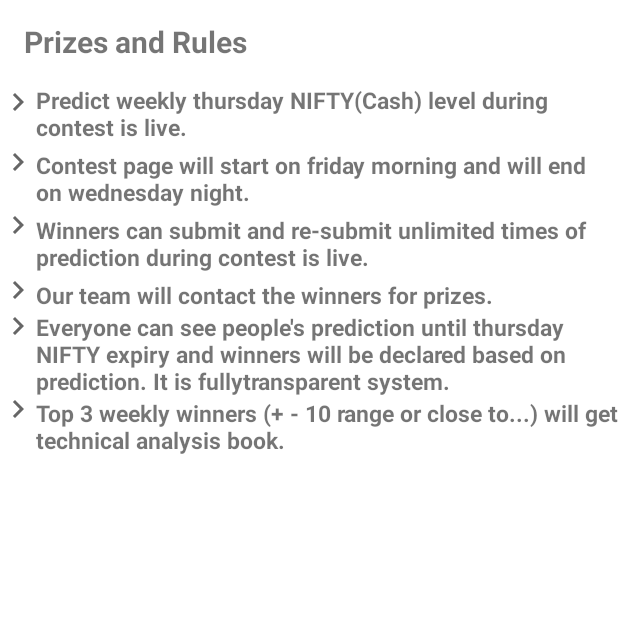
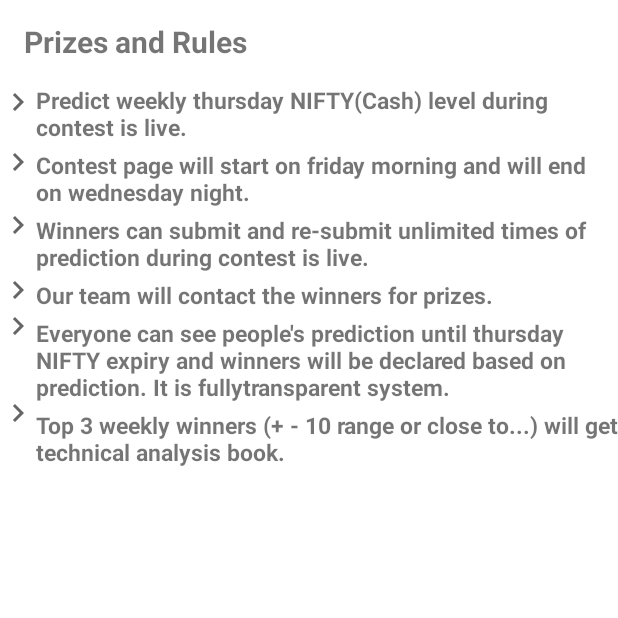
Before and after one commit to sshirin282/Trader, an Android app: the MainActivity4 screen opened directly, with no data from a screen before it, on a phone screen of 412 x 824 dp, the top half of it. Run offline under Robolectric (Android 15) with nearby library versions, the light colour scheme and no system bars.

Commit message:
stock market

```diff
--- a/app/src/main/res/layout/activity_main4.xml
+++ b/app/src/main/res/layout/activity_main4.xml
@@ -94,6 +94,7 @@
         android:textSize="15dp"
         android:textStyle="bold"
         android:id="@+id/textview5"
+        android:layout_marginTop="4dp"
         android:layout_below="@id/textview4"
         android:layout_toRightOf="@+id/imageview5"
         android:text="Everyone can see people's prediction until thursday NIFTY expiry and winners will be declared based on prediction. It is fullytransparent system."/>
@@ -102,7 +103,7 @@
         android:layout_width="wrap_content"
         android:layout_height="wrap_content"
         android:id="@+id/imageview6"
-        android:layout_marginTop="55dp"
+        android:layout_marginTop="58dp"
         android:layout_below="@id/imageview4"
         android:src="@drawable/ic_baseline_keyboard_arrow_right_24"/>
     <TextView
@@ -113,6 +114,7 @@
         android:layout_below="@id/textview5"
         android:textSize="15dp"
         android:textStyle="bold"
+        android:layout_marginTop="4dp"
         android:text="Top 3 weekly winners (+ - 10 range or close to...) will get technical analysis book."/>
 
 
```
